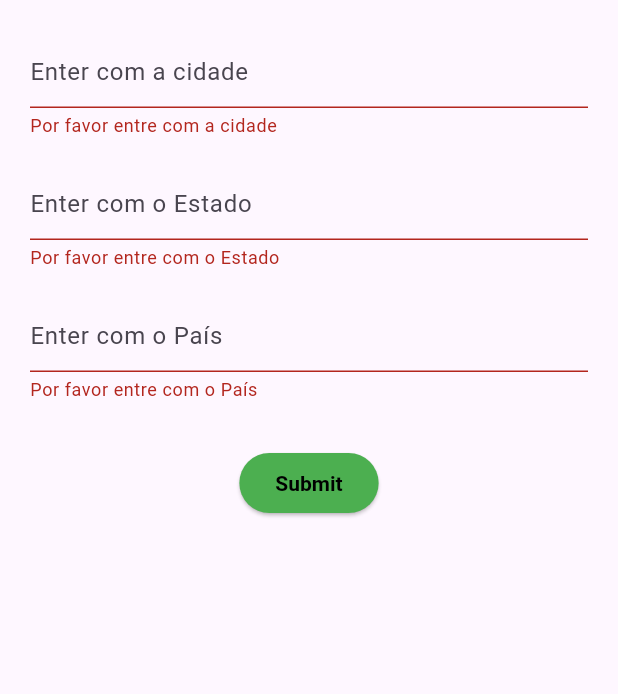
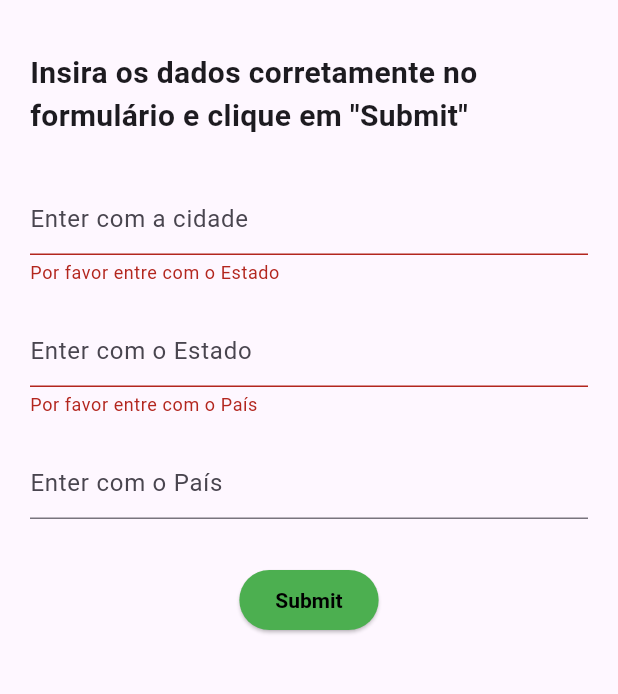
Before and after one commit to jeferscn/weatherisgoing, a Flutter app: the screen it shows after launch, after a tap on "Submit", on a phone screen of 412 x 824 dp, the part 63-757 px from its top. Run offline on Flutter 3.47's test engine with Material 3 defaults, Android fonts, the phone set to English and light mode, and no system bars.

Commit message:
android device internet permission and layout adjusts, error feedback

```diff
--- a/lib/main.dart
+++ b/lib/main.dart
@@ -2,7 +2,6 @@
 
 import 'package:flutter/material.dart';
 import 'package:weatherisgoing/services/LocationService.dart';
-import 'package:weatherisgoing/models/place.dart';
 import 'package:weatherisgoing/services/WeatherService.dart';
 
 void main() {
@@ -27,6 +26,9 @@
   double? minTemp;
   double? maxTemp;
 
+  bool _showFormDataError = false;
+  bool _showFormLocationNotFoundError = false;
+
   @override
   Widget build(BuildContext context) {
     return MaterialApp(
@@ -39,6 +41,47 @@
             key: _formKey,
             child: Column(
               children: <Widget>[
+                if (actualTemp != null && minTemp != null && maxTemp != null)
+                  Padding(
+                    padding: const EdgeInsets.all(20.0),
+                    child: Column(
+                      crossAxisAlignment: CrossAxisAlignment.start,
+                      children: [
+                        Text(
+                            style: const TextStyle(
+                                fontSize: 20, fontWeight: FontWeight.bold),
+                            _cityController.text),
+                        Text(
+                            'Temperatura atual: ${actualTemp!.toStringAsFixed(2)}°C'),
+                        Text(
+                            'Temperatura mínima: ${minTemp!.toStringAsFixed(2)}°C'),
+                        Text(
+                            'Temperatura máxima: ${maxTemp!.toStringAsFixed(2)}°C'),
+                      ],
+                    ),
+                  ),
+                if (_showFormDataError)
+                  const Padding(
+                    padding: EdgeInsets.all(20.0),
+                    child: Text(
+                      'Insira os dados corretamente no formulário e clique em "Submit"',
+                      style: TextStyle(
+                        fontSize: 20,
+                        fontWeight: FontWeight.bold,
+                      ),
+                    ),
+                  ),
+                if (_showFormLocationNotFoundError)
+                  const Padding(
+                    padding: EdgeInsets.all(20.0),
+                    child: Text(
+                      'Localização não encontrada. Por favor, tente novamente.',
+                      style: TextStyle(
+                        fontSize: 20,
+                        fontWeight: FontWeight.bold,
+                      ),
+                    ),
+                  ),
                 Padding(
                   padding: const EdgeInsets.symmetric(
                       horizontal: 20.0, vertical: 10.0),
@@ -97,21 +140,44 @@
                         var latitude = coordinates['latitude'] ?? 0.0;
                         var longitude = coordinates['longitude'] ?? 0.0;
 
+                        setState(() {
+                          if (latitude == -1 || longitude == -1) {
+                            _showFormLocationNotFoundError = true;
+                            actualTemp = null;
+                            minTemp = null;
+                            maxTemp = null;
+
+                            return;
+                          } else {
                             WeatherService.fetchWeatherData(
                                     latitude, longitude, _apiKey)
                                 .then((Map<String, dynamic> weatherData) {
-                          setState(() {
                               actualTemp =
                                   kelvinToCelsius(weatherData['main']['temp']);
                               minTemp = kelvinToCelsius(
                                   weatherData['main']['temp_min']);
                               maxTemp = kelvinToCelsius(
                                   weatherData['main']['temp_max']);
+
+                              _showFormDataError = false;
+                              _showFormLocationNotFoundError = false;
                             });
+                          }
                         });
                       });
                     } else {
-                      print('Form is invalid');
+                      setState(() {
+                        if (_cityController.text.isEmpty ||
+                            _stateController.text.isEmpty ||
+                            _countryController.text.isEmpty) {
+                          _showFormDataError = true;
+                        } else {
+                          _showFormLocationNotFoundError = true;
+                          actualTemp = null;
+                          minTemp = null;
+                          maxTemp = null;
+                        }
+                      });
                     }
                   },
                   style: ElevatedButton.styleFrom(
@@ -122,25 +188,6 @@
                           fontStyle: FontStyle.normal,
                           fontWeight: FontWeight.bold)),
                   child: Text('Submit'),
-                ),
-                if (actualTemp != null && minTemp != null && maxTemp != null)
-                  Padding(
-                    padding: const EdgeInsets.all(20.0),
-                    child: Column(
-                      crossAxisAlignment: CrossAxisAlignment.start,
-                      children: [
-                        Text(
-                            style: const TextStyle(
-                                fontSize: 20, fontWeight: FontWeight.bold),
-                            _cityController.text),
-                        Text(
-                            'Temperatura atual: ${actualTemp!.toStringAsFixed(2)}°C'),
-                        Text(
-                            'Temperatura mínima: ${minTemp!.toStringAsFixed(2)}°C'),
-                        Text(
-                            'Temperatura máxima: ${maxTemp!.toStringAsFixed(2)}°C'),
-                      ],
-                    ),
                 ),
               ],
             ),
--- a/lib/services/LocationService.dart
+++ b/lib/services/LocationService.dart
@@ -10,11 +10,12 @@
       List<dynamic> jsonResponse = jsonDecode(response.body);
       if (jsonResponse.isNotEmpty) {
         Map<String, dynamic> firstResult = jsonResponse.first;
-        double latitude = double.parse(firstResult['lat']);
-        double longitude = double.parse(firstResult['lon']);
+        double latitude = double.parse(firstResult['lat'] ?? '-1');
+        double longitude = double.parse(firstResult['lon'] ?? '-1');
+
         return {'latitude': latitude, 'longitude': longitude};
       } else {
-        throw Exception('Localização não encontrada');
+        return {'latitude': -1, 'longitude': -1};
       }
     } else {
       throw Exception('Falha ao carregar os dados da API');
```
Also changed, not shown: 1 other file. Lines whose indentation alone changed are shown as unchanged.
